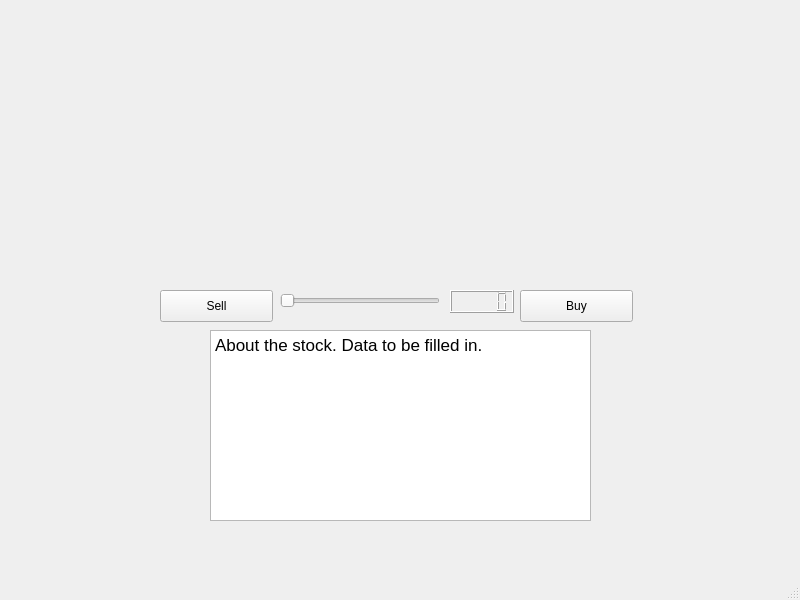
The window that FrontEnd/testQt/mainwindow.ui (fazeelabbasi/CRASH) describes before a commit, drawn with Qt 5.
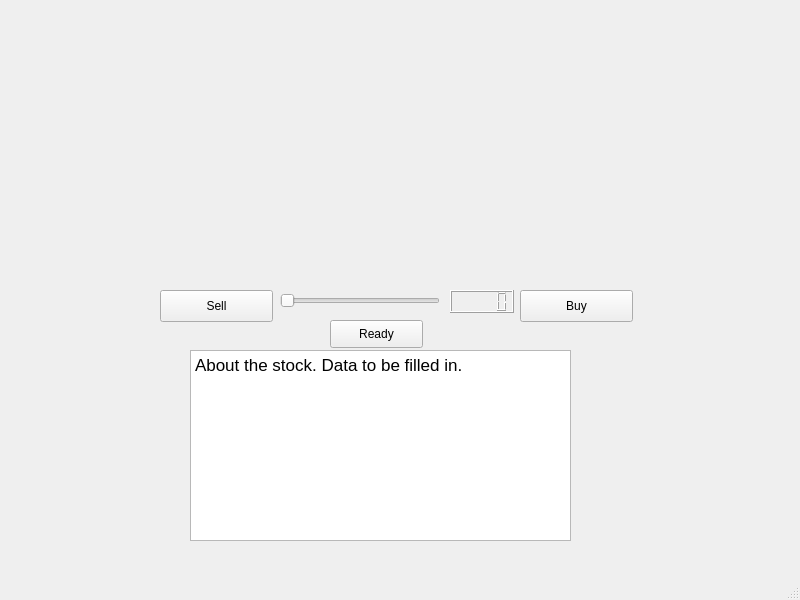
The same window after the commit. Custom widgets are drawn as their Qt base class.

```diff
--- a/FrontEnd/testQt/mainwindow.ui
+++ b/FrontEnd/testQt/mainwindow.ui
@@ -17,8 +17,8 @@
    <widget class="QTextBrowser" name="stockDescription">
     <property name="geometry">
      <rect>
-      <x>210</x>
-      <y>330</y>
+      <x>190</x>
+      <y>350</y>
       <width>381</width>
       <height>191</height>
      </rect>
@@ -27,8 +27,8 @@
      <string>&lt;!DOCTYPE HTML PUBLIC &quot;-//W3C//DTD HTML 4.0//EN&quot; &quot;http://www.w3.org/TR/REC-html40/strict.dtd&quot;&gt;
 &lt;html&gt;&lt;head&gt;&lt;meta name=&quot;qrichtext&quot; content=&quot;1&quot; /&gt;&lt;style type=&quot;text/css&quot;&gt;
 p, li { white-space: pre-wrap; }
-&lt;/style&gt;&lt;/head&gt;&lt;body style=&quot; font-family:'.SF NS Text'; font-size:13pt; font-weight:400; font-style:normal;&quot;&gt;
-&lt;p style=&quot; margin-top:0px; margin-bottom:0px; margin-left:0px; margin-right:0px; -qt-block-indent:0; text-indent:0px;&quot;&gt;&lt;span style=&quot; font-family:'.SF NS Text';&quot;&gt;About the stock. Data to be filled in.&lt;/span&gt;&lt;/p&gt;&lt;/body&gt;&lt;/html&gt;</string>
+&lt;/style&gt;&lt;/head&gt;&lt;body style=&quot; font-family:'MS Shell Dlg 2'; font-size:7.8pt; font-weight:400; font-style:normal;&quot;&gt;
+&lt;p style=&quot; margin-top:0px; margin-bottom:0px; margin-left:0px; margin-right:0px; -qt-block-indent:0; text-indent:0px;&quot;&gt;&lt;span style=&quot; font-family:'.SF NS Text'; font-size:13pt;&quot;&gt;About the stock. Data to be filled in.&lt;/span&gt;&lt;/p&gt;&lt;/body&gt;&lt;/html&gt;</string>
     </property>
    </widget>
    <widget class="QSlider" name="amountInvesting">
@@ -90,6 +90,19 @@
      </rect>
     </property>
    </widget>
+   <widget class="QPushButton" name="readyButton">
+    <property name="geometry">
+     <rect>
+      <x>330</x>
+      <y>320</y>
+      <width>93</width>
+      <height>28</height>
+     </rect>
+    </property>
+    <property name="text">
+     <string>Ready</string>
+    </property>
+   </widget>
   </widget>
   <widget class="QMenuBar" name="menubar">
    <property name="geometry">
```
Left out of the diff: 2 changed lines with no effect on the pictures.
